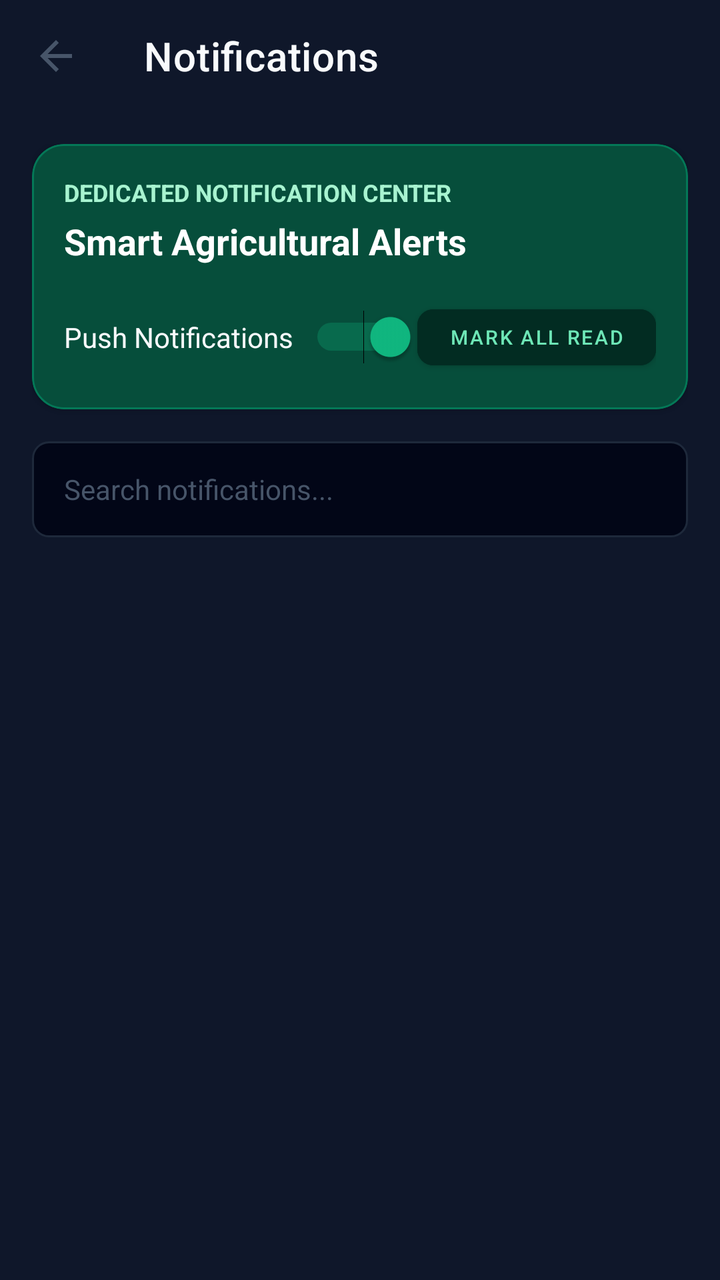
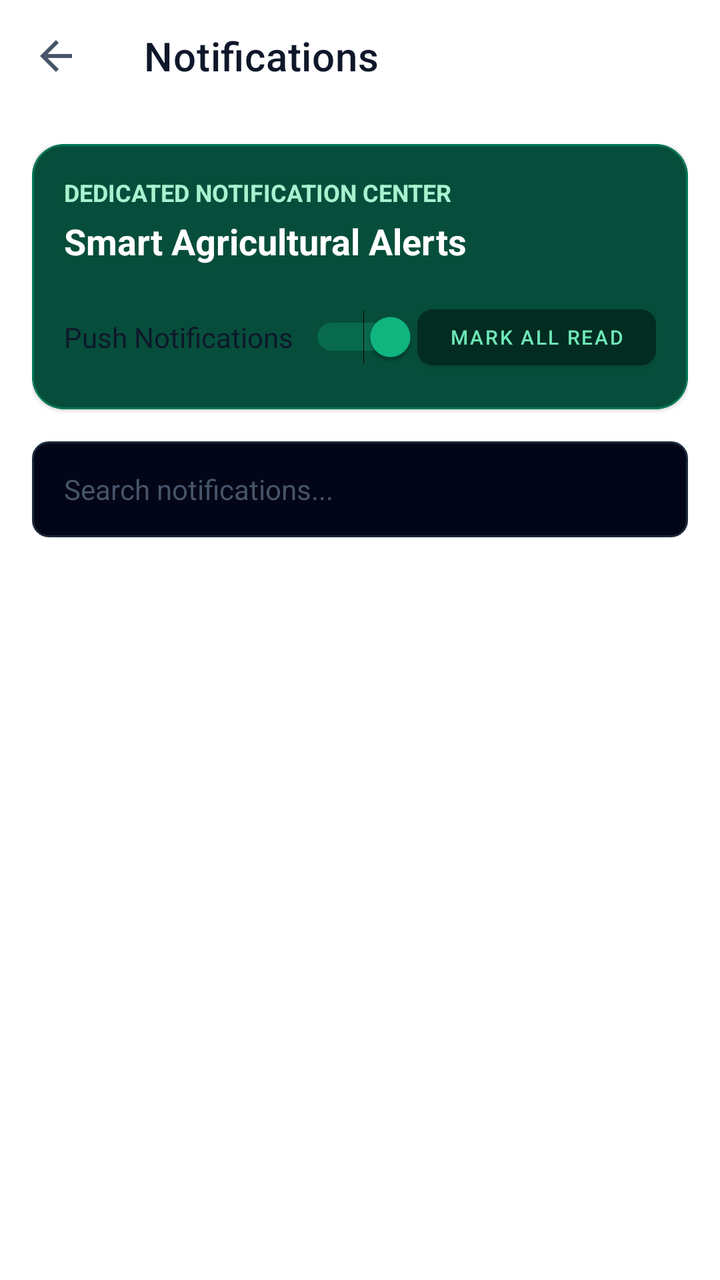

The first picture is an Android layout as it rendered before a commit; the second is the same layout after the commit. The layout source and the unified diff follow.
<!-- AndroidManifest.xml: application theme AppTheme -->
<!-- res/layout/fragment_notifications.xml -->
<?xml version="1.0" encoding="utf-8"?>
<androidx.constraintlayout.widget.ConstraintLayout xmlns:android="http://schemas.android.com/apk/res/android"
    xmlns:app="http://schemas.android.com/apk/res-auto"
    android:layout_width="match_parent"
    android:layout_height="match_parent"
    android:background="#0f172a">

    <com.google.android.material.appbar.AppBarLayout
        android:id="@+id/appBarLayout"
        android:layout_width="match_parent"
        android:layout_height="wrap_content"
        android:background="#0f172a"
        app:elevation="0dp"
        app:layout_constraintTop_toTopOf="parent">

        <androidx.appcompat.widget.Toolbar
            android:id="@+id/toolbar"
            android:layout_width="match_parent"
            android:layout_height="?attr/actionBarSize"
            app:title="Notifications"
            app:titleTextColor="#f8fafc"
            app:navigationIcon="?attr/homeAsUpIndicator" />
    </com.google.android.material.appbar.AppBarLayout>

    <LinearLayout
        android:layout_width="match_parent"
        android:layout_height="0dp"
        android:orientation="vertical"
        android:padding="16dp"
        app:layout_constraintBottom_toBottomOf="parent"
        app:layout_constraintTop_toBottomOf="@id/appBarLayout">

        
        <com.google.android.material.card.MaterialCardView
            android:layout_width="match_parent"
            android:layout_height="wrap_content"
            android:layout_marginBottom="16dp"
            app:cardBackgroundColor="#064e3b"
            app:cardCornerRadius="16dp"
            app:strokeColor="#047857"
            app:strokeWidth="1dp">
            <LinearLayout
                android:layout_width="match_parent"
                android:layout_height="wrap_content"
                android:orientation="vertical"
                android:padding="16dp">
                <TextView
                    android:layout_width="wrap_content"
                    android:layout_height="wrap_content"
                    android:text="Dedicated Notification Center"
                    android:textColor="#a7f3d0"
                    android:textSize="12sp"
                    android:textStyle="bold"
                    android:textAllCaps="true" />
                <TextView
                    android:layout_width="wrap_content"
                    android:layout_height="wrap_content"
                    android:text="Smart Agricultural Alerts"
                    android:textColor="#ffffff"
                    android:textSize="18sp"
                    android:textStyle="bold"
                    android:layout_marginTop="4dp" />
                
                <LinearLayout
                    android:layout_width="match_parent"
                    android:layout_height="wrap_content"
                    android:orientation="horizontal"
                    android:layout_marginTop="16dp"
                    android:gravity="center_vertical">
                    <Switch
                        android:id="@+id/switchPush"
                        android:layout_width="0dp"
                        android:layout_weight="1"
                        android:layout_height="wrap_content"
                        android:text="Push Notifications"
                        android:textColor="#f8fafc"
                        android:checked="true" />
                    
                    <Button
                        android:id="@+id/btnMarkAllRead"
                        android:layout_width="wrap_content"
                        android:layout_height="40dp"
                        android:text="Mark All Read"
                        android:textSize="10sp"
                        android:backgroundTint="#022c22"
                        android:textColor="#6ee7b7"
                        app:cornerRadius="8dp" />
                </LinearLayout>
            </LinearLayout>
        </com.google.android.material.card.MaterialCardView>

        
        <EditText
            android:id="@+id/etSearch"
            android:layout_width="match_parent"
            android:layout_height="48dp"
            android:background="@drawable/bg_spinner"
            android:paddingStart="16dp"
            android:paddingEnd="16dp"
            android:hint="Search notifications..."
            android:textColorHint="#475569"
            android:textColor="#f8fafc"
            android:textSize="14sp"
            android:layout_marginBottom="12dp"/>

        
        <HorizontalScrollView
            android:layout_width="match_parent"
            android:layout_height="wrap_content"
            android:scrollbars="none"
            android:layout_marginBottom="12dp">
            <LinearLayout
                android:id="@+id/llCategoryFilters"
                android:layout_width="wrap_content"
                android:layout_height="wrap_content"
                android:orientation="horizontal" />
        </HorizontalScrollView>

        
        <androidx.recyclerview.widget.RecyclerView
            android:id="@+id/rvNotifications"
            android:layout_width="match_parent"
            android:layout_height="0dp"
            android:layout_weight="1"
            android:clipToPadding="false"
            android:paddingBottom="16dp" />

    </LinearLayout>
</androidx.constraintlayout.widget.ConstraintLayout>
<!-- resources referenced by this layout -->
<resources>
  <!-- drawable bg_spinner (drawable) -->
  <?xml version="1.0" encoding="utf-8"?>
  <shape xmlns:android="http://schemas.android.com/apk/res/android">
      <solid android:color="#020617"/>
      <stroke android:width="1dp" android:color="#1e293b"/>
      <corners android:radius="8dp"/>
  </shape>
  <style name="AppTheme" parent="Theme.MaterialComponents.DayNight.NoActionBar">
          <item name="colorPrimary">@color/colorPrimary</item>
          <item name="colorPrimaryDark">@color/colorPrimaryDark</item>
          <item name="colorAccent">@color/colorAccent</item>
          <item name="android:windowBackground">@color/colorBackground</item>
          <item name="android:statusBarColor">@color/colorBackground</item>
          <item name="android:navigationBarColor">@color/colorBottomNav</item>
          <item name="android:textColorPrimary">@color/colorTextPrimary</item>
          <item name="android:textColorSecondary">@color/colorTextSecondary</item>
          <item name="elevationOverlayEnabled">false</item>
      </style>
  <color name="colorPrimary">#059669</color>
  <color name="colorPrimaryDark">#047857</color>
  <color name="colorAccent">#10B981</color>
  <color name="colorBackground">#F8FAFC</color>
  <color name="colorBottomNav">#FFFFFF</color>
  <color name="colorTextPrimary">#0F172A</color>
  <color name="colorTextSecondary">#475569</color>
</resources>

<!-- the commit's change to res/layout/fragment_notifications.xml (unified diff, before → after) -->
@@ -3,13 +3,13 @@
     xmlns:app="http://schemas.android.com/apk/res-auto"
     android:layout_width="match_parent"
     android:layout_height="match_parent"
-    android:background="#0f172a">
+    android:background="@color/colorSurface">
 
     <com.google.android.material.appbar.AppBarLayout
         android:id="@+id/appBarLayout"
         android:layout_width="match_parent"
         android:layout_height="wrap_content"
-        android:background="#0f172a"
+        android:background="@color/colorSurface"
         app:elevation="0dp"
         app:layout_constraintTop_toTopOf="parent">
 
@@ -18,7 +18,7 @@
             android:layout_width="match_parent"
             android:layout_height="?attr/actionBarSize"
             app:title="Notifications"
-            app:titleTextColor="#f8fafc"
+            app:titleTextColor="@color/colorTextPrimary"
             app:navigationIcon="?attr/homeAsUpIndicator" />
     </com.google.android.material.appbar.AppBarLayout>
 
@@ -73,7 +73,7 @@
                         android:layout_weight="1"
                         android:layout_height="wrap_content"
                         android:text="Push Notifications"
-                        android:textColor="#f8fafc"
+                        android:textColor="@color/colorTextPrimary"
                         android:checked="true" />
                     
                     <Button
@@ -99,7 +99,7 @@
             android:paddingEnd="16dp"
             android:hint="Search notifications..."
             android:textColorHint="#475569"
-            android:textColor="#f8fafc"
+            android:textColor="@color/colorTextPrimary"
             android:textSize="14sp"
             android:layout_marginBottom="12dp"/>
 
<!-- resource entries referenced after the edit -->
@@ -1,5 +1,6 @@
 <!-- resources referenced by this layout -->
 <resources>
+  <color name="colorSurface">#FFFFFF</color>
   <!-- drawable bg_spinner (drawable) -->
   <?xml version="1.0" encoding="utf-8"?>
   <shape xmlns:android="http://schemas.android.com/apk/res/android">
